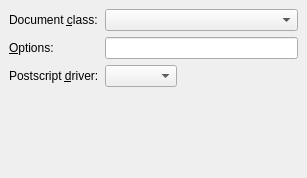
The window that src/frontends/qt4/ui/LaTeXUi.ui (rpavlik/lyx-lucid-backport) describes before a commit, drawn with Qt 5.
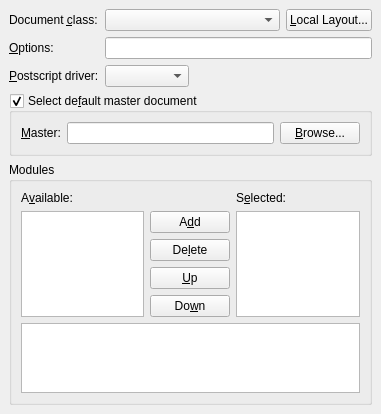
The same window after the commit.

Patch:
```diff
--- a/src/frontends/qt4/ui/LaTeXUi.ui
+++ b/src/frontends/qt4/ui/LaTeXUi.ui
@@ -5,8 +5,8 @@
    <rect>
     <x>0</x>
     <y>0</y>
-    <width>307</width>
-    <height>178</height>
+    <width>381</width>
+    <height>413</height>
    </rect>
   </property>
   <property name="windowTitle" >
@@ -19,28 +19,156 @@
    <property name="spacing" >
     <number>6</number>
    </property>
-   <item row="3" column="1" >
-    <spacer>
-     <property name="orientation" >
-      <enum>Qt::Vertical</enum>
+   <item row="3" column="0" colspan="4" >
+    <widget class="QGroupBox" name="childDocGB" >
+     <property name="toolTip" >
+      <string>Select if the current document is included to a master file</string>
      </property>
-     <property name="sizeHint" >
-      <size>
-       <width>20</width>
-       <height>40</height>
-      </size>
+     <property name="statusTip" >
+      <string/>
      </property>
-    </spacer>
+     <property name="title" >
+      <string>Select de&amp;fault master document</string>
+     </property>
+     <property name="checkable" >
+      <bool>true</bool>
+     </property>
+     <layout class="QGridLayout" >
+      <property name="margin" >
+       <number>9</number>
+      </property>
+      <property name="spacing" >
+       <number>6</number>
+      </property>
+      <item row="0" column="0" >
+       <widget class="QLabel" name="childDocLA" >
+        <property name="text" >
+         <string>&amp;Master:</string>
+        </property>
+        <property name="buddy" >
+         <cstring>childDocLE</cstring>
+        </property>
+       </widget>
+      </item>
+      <item row="0" column="2" >
+       <widget class="QPushButton" name="childDocPB" >
+        <property name="text" >
+         <string>&amp;Browse...</string>
+        </property>
+       </widget>
+      </item>
+      <item row="0" column="1" >
+       <widget class="QLineEdit" name="childDocLE" >
+        <property name="toolTip" >
+         <string>Enter the name of the default master document</string>
+        </property>
+       </widget>
+      </item>
+     </layout>
+    </widget>
    </item>
-   <item row="2" column="2" >
+   <item row="4" column="0" colspan="4" >
+    <widget class="QGroupBox" name="modulesGB" >
+     <property name="title" >
+      <string>Modules</string>
+     </property>
+     <layout class="QGridLayout" >
+      <property name="margin" >
+       <number>9</number>
+      </property>
+      <property name="spacing" >
+       <number>6</number>
+      </property>
+      <item row="6" column="0" colspan="3" >
+       <widget class="QTextBrowser" name="infoML" />
+      </item>
+      <item row="5" column="1" >
+       <spacer>
+        <property name="orientation" >
+         <enum>Qt::Vertical</enum>
+        </property>
+        <property name="sizeHint" >
+         <size>
+          <width>80</width>
+          <height>16</height>
+         </size>
+        </property>
+       </spacer>
+      </item>
+      <item row="4" column="1" >
+       <widget class="QPushButton" name="downPB" >
+        <property name="text" >
+         <string>Do&amp;wn</string>
+        </property>
+       </widget>
+      </item>
+      <item row="3" column="1" >
+       <widget class="QPushButton" name="upPB" >
+        <property name="text" >
+         <string>&amp;Up</string>
+        </property>
+       </widget>
+      </item>
+      <item row="2" column="1" >
+       <widget class="QPushButton" name="deletePB" >
+        <property name="text" >
+         <string>De&amp;lete</string>
+        </property>
+       </widget>
+      </item>
+      <item rowspan="5" row="1" column="2" >
+       <widget class="QListView" name="selectedLV" >
+        <property name="editTriggers" >
+         <set>QAbstractItemView::NoEditTriggers</set>
+        </property>
+       </widget>
+      </item>
+      <item row="1" column="1" >
+       <widget class="QPushButton" name="addPB" >
+        <property name="text" >
+         <string>A&amp;dd</string>
+        </property>
+       </widget>
+      </item>
+      <item rowspan="5" row="1" column="0" >
+       <widget class="QListView" name="availableLV" >
+        <property name="editTriggers" >
+         <set>QAbstractItemView::NoEditTriggers</set>
+        </property>
+       </widget>
+      </item>
+      <item row="0" column="2" >
+       <widget class="QLabel" name="selmodL" >
+        <property name="text" >
+         <string>S&amp;elected:</string>
+        </property>
+        <property name="buddy" >
+         <cstring>selectedLV</cstring>
+        </property>
+       </widget>
+      </item>
+      <item row="0" column="0" >
+       <widget class="QLabel" name="availmodL" >
+        <property name="text" >
+         <string>A&amp;vailable:</string>
+        </property>
+        <property name="buddy" >
+         <cstring>availableLV</cstring>
+        </property>
+       </widget>
+      </item>
+     </layout>
+    </widget>
+   </item>
+   <item row="2" column="2" colspan="2" >
     <spacer>
      <property name="orientation" >
       <enum>Qt::Horizontal</enum>
      </property>
      <property name="sizeHint" >
       <size>
-       <width>40</width>
-       <height>20</height>
+       <width>261</width>
+       <height>22</height>
       </size>
      </property>
     </spacer>
@@ -52,16 +180,19 @@
      </property>
     </widget>
    </item>
-   <item row="0" column="0" >
-    <widget class="QLabel" name="classL" >
+   <item row="2" column="0" >
+    <widget class="QLabel" name="psdriverL" >
      <property name="text" >
-      <string>Document &amp;class:</string>
+      <string>&amp;Postscript driver:</string>
      </property>
      <property name="buddy" >
-      <cstring>classCO</cstring>
+      <cstring>psdriverCO</cstring>
      </property>
     </widget>
    </item>
+   <item row="1" column="1" colspan="3" >
+    <widget class="QLineEdit" name="optionsLE" />
+   </item>
    <item row="1" column="0" >
     <widget class="QLabel" name="optionsL" >
      <property name="text" >
@@ -72,21 +203,53 @@
      </property>
     </widget>
    </item>
-   <item row="2" column="0" >
-    <widget class="QLabel" name="psdriverL" >
+   <item row="0" column="3" >
+    <widget class="QPushButton" name="layoutPB" >
+     <property name="sizePolicy" >
+      <sizepolicy>
+       <hsizetype>1</hsizetype>
+       <vsizetype>0</vsizetype>
+       <horstretch>0</horstretch>
+       <verstretch>0</verstretch>
+      </sizepolicy>
+     </property>
+     <property name="toolTip" >
+      <string>Click to select a local document class definition file</string>
+     </property>
      <property name="text" >
-      <string>Postscript &amp;driver:</string>
+      <string>&amp;Local Layout...</string>
+     </property>
+    </widget>
+   </item>
+   <item row="0" column="0" >
+    <widget class="QLabel" name="classL" >
+     <property name="text" >
+      <string>Document &amp;class:</string>
      </property>
      <property name="buddy" >
-      <cstring>psdriverCO</cstring>
+      <cstring>classCO</cstring>
      </property>
     </widget>
    </item>
    <item row="0" column="1" colspan="2" >
-    <widget class="QComboBox" name="classCO" />
+    <widget class="QComboBox" name="classCO" >
+     <property name="maxVisibleItems" >
+      <number>20</number>
+     </property>
+    </widget>
    </item>
-   <item row="1" column="1" colspan="2" >
-    <widget class="QLineEdit" name="optionsLE" />
+   <item row="5" column="1" colspan="2" >
+    <spacer>
+     <property name="orientation" >
+      <enum>Qt::Vertical</enum>
+     </property>
+     <property name="sizeHint" >
+      <size>
+       <width>20</width>
+       <height>40</height>
+      </size>
+     </property>
+    </spacer>
    </item>
   </layout>
  </widget>
```
Left out of the diff: 9 changed lines with no effect on the pictures.
